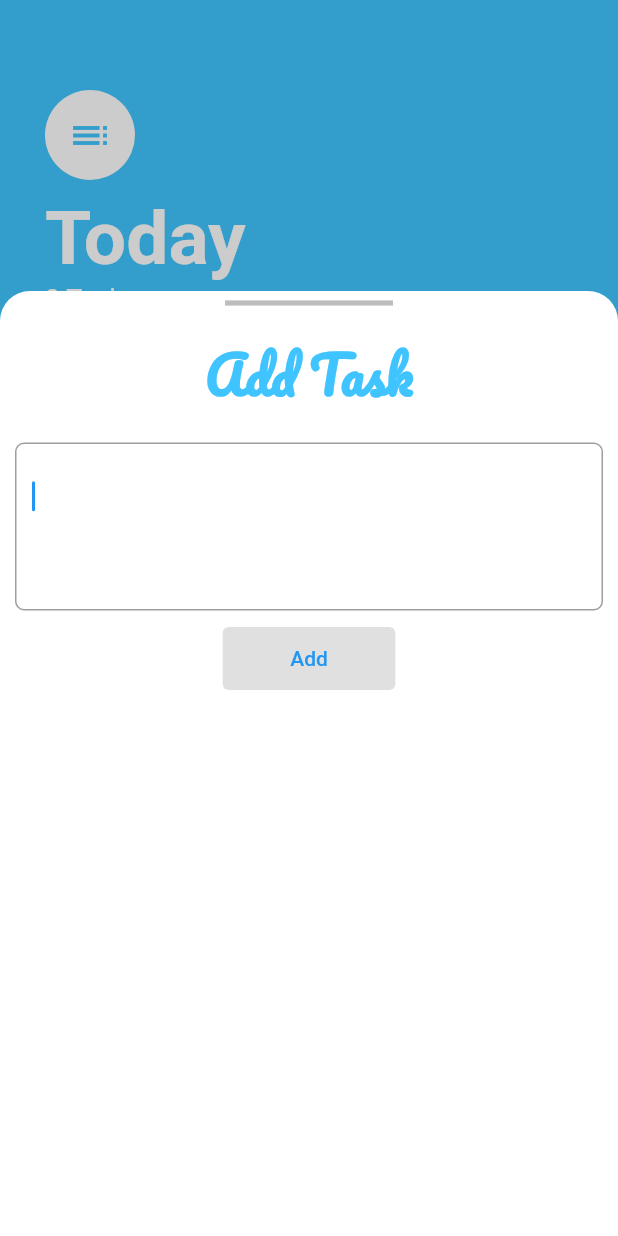
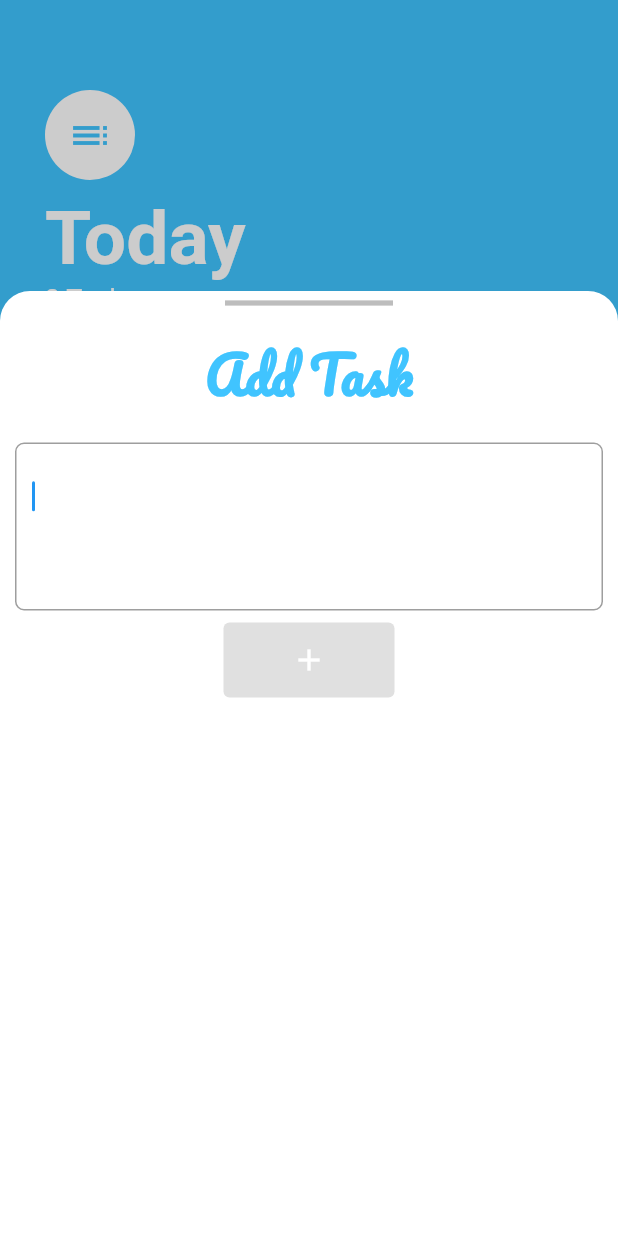
Before and after one commit to RonBarzilay/Today-App, a Flutter app: the TasksScreen screen opened by its route, after a tap on the "add" icon, on a phone screen of 412 x 824 dp. Run offline on Flutter 3.47's test engine with Material 2 defaults, Android fonts, the phone set to English and light mode, and no system bars; our stand-ins replace local_auth; missing offline and left inert: local_auth_android, local_auth_ios.

Commit message:
- Replacing state management with the Provider - Removing all set states - Creating class task_data.dart for holding all tasks as well as methods

```diff
--- /dev/null
+++ b/lib/components/task_data.dart
@@ -0,0 +1,45 @@
+import 'dart:collection';
+
+import 'package:flutter/cupertino.dart';
+import 'package:today_app/components/task.dart';
+
+class TaskData extends ChangeNotifier {
+  final List<Task> _tasks = [
+    Task(name: 'Get my Chat App done A.S.A.P'),
+    Task(name: 'Buy milk'),
+    Task(name: 'Run 10k Marathon'),
+  ];
+
+  UnmodifiableListView<Task> get tasks {
+    return UnmodifiableListView(_tasks);
+  }
+
+  int get taskCount {
+    return _tasks.length;
+  }
+
+  void addTask(String newTaskTitle) {
+    final task = Task(name: newTaskTitle);
+    _tasks.add(task);
+    notifyListeners();
+  }
+
+  void updateTask(Task task) {
+    task.toggleDone();
+    notifyListeners();
+  }
+
+  // Reorder method
+  void updateMyTiles(oldIndex, newIndex) {
+    // an adjustment is needed when moving down the list
+    if (newIndex > oldIndex) {
+      newIndex--;
+    }
+
+    // get the tile we are moving
+    final tile = _tasks.removeAt(oldIndex);
+    // place the tile in the new index
+    _tasks.insert(newIndex, tile);
+    notifyListeners();
+  }
+}
--- a/lib/components/task_tile.dart
+++ b/lib/components/task_tile.dart
@@ -27,7 +27,7 @@ class TaskTile extends StatelessWidget {
           value: isChecked,
           activeColor: Colors.lightBlueAccent,
           shape: const CircleBorder(),
-          onChanged: (bool? value) {
+          onChanged: (value) {
             checkboxCallback(value);
           },
         ),
--- a/lib/components/tasks_list.dart
+++ b/lib/components/tasks_list.dart
@@ -1,49 +1,30 @@
 import 'package:flutter/material.dart';
-import 'package:today_app/components/task.dart';
+import 'package:provider/provider.dart';
+import 'package:today_app/components/task_data.dart';
 import 'package:today_app/components/task_tile.dart';
 
-class TasksList extends StatefulWidget {
-  final List<Task> tasks;
-  const TasksList({Key? key, required this.tasks}) : super(key: key);
-
-  @override
-  State<TasksList> createState() => _TasksListState();
-}
-
-class _TasksListState extends State<TasksList> {
-  // Reorder method
-  void updateMyTiles(oldIndex, newIndex) {
-    setState(() {
-      // an adjustment is needed when moving down the list
-      if (newIndex > oldIndex) {
-        newIndex--;
-      }
-
-      // get the tile we are moving
-      final tile = widget.tasks.removeAt(oldIndex);
-      // place the tile in the new index
-      widget.tasks.insert(newIndex, tile);
-    });
-  }
-
+class TasksList extends StatelessWidget {
   @override
   Widget build(BuildContext context) {
+    return Consumer<TaskData>(
+      builder: (context, taskData, child) {
         return ReorderableListView.builder(
           itemBuilder: (context, index) {
             // Here is an anonymous function named checkboxCallback
+            final task = taskData.tasks[index];
             return TaskTile(
-            key: ValueKey(widget.tasks[index].name),
-            taskTitle: widget.tasks[index].name,
-            isChecked: widget.tasks[index].isDone,
+                key: ValueKey(task.name),
+                taskTitle: task.name,
+                isChecked: task.isDone,
                 checkboxCallback: (bool status) {
-              setState(() {
-                widget.tasks[index].isDone = status;
-              });
+                  taskData.updateTask(task);
                 });
           },
-      itemCount: widget.tasks.length,
+          itemCount: taskData.taskCount,
           onReorder: (oldIndex, newIndex) {
-        updateMyTiles(oldIndex, newIndex);
+            taskData.updateMyTiles(oldIndex, newIndex);
+          },
+        );
       },
     );
   }
--- a/lib/screens/add_task_screen.dart
+++ b/lib/screens/add_task_screen.dart
@@ -1,14 +1,19 @@
 import 'package:flutter/cupertino.dart';
 import 'package:flutter/material.dart';
+import 'package:provider/provider.dart';
+import 'package:today_app/components/task_data.dart';
 
-class AddTaskScreen extends StatelessWidget {
+class AddTaskScreen extends StatefulWidget {
   static String id = 'New_Task';
+
+  @override
+  State<AddTaskScreen> createState() => _AddTaskScreenState();
+}
+
+class _AddTaskScreenState extends State<AddTaskScreen> {
   String newTaskTitle = '';
-  final Function addTaskCallback;
+  Color plusButtonColor = Colors.white;
   TextEditingController newTaskTextController = TextEditingController();
-
-  // final Function addTaskCallback;
-  AddTaskScreen({Key? key, required this.addTaskCallback}) : super(key: key);
 
   @override
   Widget build(BuildContext context) {
@@ -65,7 +70,12 @@ class AddTaskScreen extends StatelessWidget {
               ),
               controller: newTaskTextController,
               onChanged: (newTitle) {
-                newTaskTitle = newTitle;
+                setState(() {
+                  newTaskTitle = newTitle;
+                  newTaskTitle == ''
+                      ? plusButtonColor = Colors.white
+                      : plusButtonColor = Colors.lightBlueAccent;
+                });
               },
             ),
           ),
@@ -74,7 +84,10 @@ class AddTaskScreen extends StatelessWidget {
           ),
           TextButton(
             onPressed: () {
-              addTaskCallback(newTaskTitle);
+              newTaskTitle == ''
+                  ? null
+                  : Provider.of<TaskData>(context, listen: false)
+                      .addTask(newTaskTitle);
               Navigator.pop(context);
             },
             style: ButtonStyle(
@@ -83,7 +96,11 @@ class AddTaskScreen extends StatelessWidget {
                 const EdgeInsets.symmetric(horizontal: 45, vertical: 13),
               ),
             ),
-            child: const Text('Add'),
+            child: Icon(
+              Icons.add,
+              size: 24,
+              color: plusButtonColor,
+            ),
           )
         ],
       ),
--- a/lib/screens/tasks_screen.dart
+++ b/lib/screens/tasks_screen.dart
@@ -1,29 +1,13 @@
 import 'package:flutter/cupertino.dart';
 import 'package:flutter/material.dart';
+import 'package:provider/provider.dart';
 import 'package:today_app/components/tasks_list.dart';
 import 'package:today_app/screens/add_task_screen.dart';
 
-import '../components/task.dart';
+import '../components/task_data.dart';
 
-class TasksScreen extends StatefulWidget {
-  List<Task> tasks = [
-    Task(name: 'Get my Chat App done A.S.A.P'),
-    Task(name: 'Buy milk'),
-    Task(name: 'Run 10k Marathon'),
-  ];
+class TasksScreen extends StatelessWidget {
   static String id = 'Tasks';
-  TasksScreen({Key? key}) : super(key: key);
-
-  @override
-  State<TasksScreen> createState() => _TasksScreenState();
-}
-
-class _TasksScreenState extends State<TasksScreen> {
-  void addTask(Task task) {
-    setState(() {
-      widget.tasks.add(task);
-    });
-  }
 
   @override
   Widget build(BuildContext context) {
@@ -35,13 +19,7 @@ class _TasksScreenState extends State<TasksScreen> {
         onPressed: () {
           showCupertinoModalPopup(
             context: context,
-            builder: (_) => AddTaskScreen(
-              addTaskCallback: (newTaskTitle) {
-                setState(() {
-                  widget.tasks.add(Task(name: newTaskTitle));
-                });
-              },
-            ),
+            builder: (_) => AddTaskScreen(),
           );
         },
         child: const Icon(Icons.add),
@@ -76,7 +54,7 @@ class _TasksScreenState extends State<TasksScreen> {
                       fontWeight: FontWeight.w700),
                 ),
                 Text(
-                  '${widget.tasks.length} Tasks',
+                  '${Provider.of<TaskData>(context).taskCount} Tasks',
                   style: const TextStyle(color: Colors.white, fontSize: 18.0),
                 ),
               ],
@@ -94,7 +72,7 @@ class _TasksScreenState extends State<TasksScreen> {
               ),
               child: Padding(
                 padding: EdgeInsets.symmetric(vertical: 20),
-                child: TasksList(tasks: widget.tasks),
+                child: TasksList(),
               ),
             ),
           ),
--- a/pubspec.yaml
+++ b/pubspec.yaml
@@ -37,6 +37,7 @@ dependencies:
   # Use with the CupertinoIcons class for iOS style icons.
   cupertino_icons: ^1.0.2
   local_auth: ^2.1.2
+  provider: ^6.0.5
 
 
 dev_dependencies:
```
Also changed, not shown: lib/main.dart (+9 -4 lines), 1 other file. Lines whose indentation alone changed are shown as unchanged.
